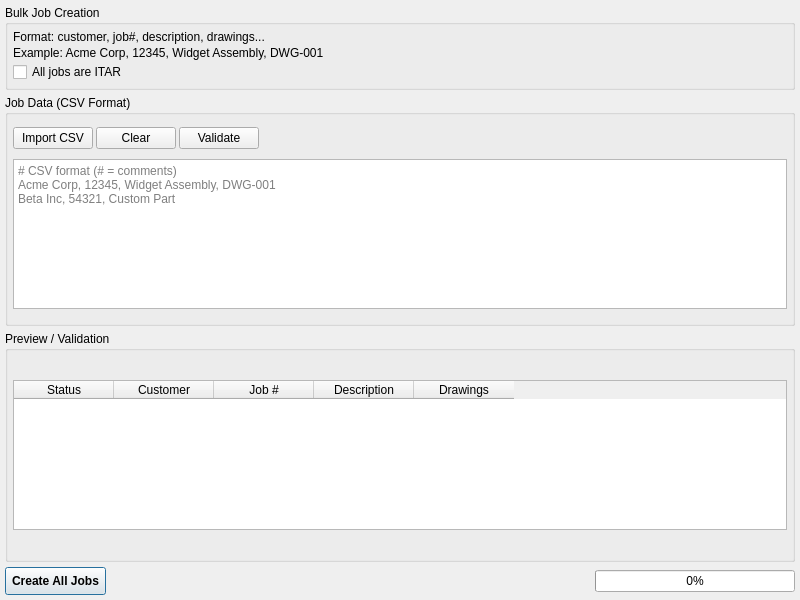
i-machine-things/JobDocs, file modules/bulk/ui/bulk_tab.ui: the form before one commit.
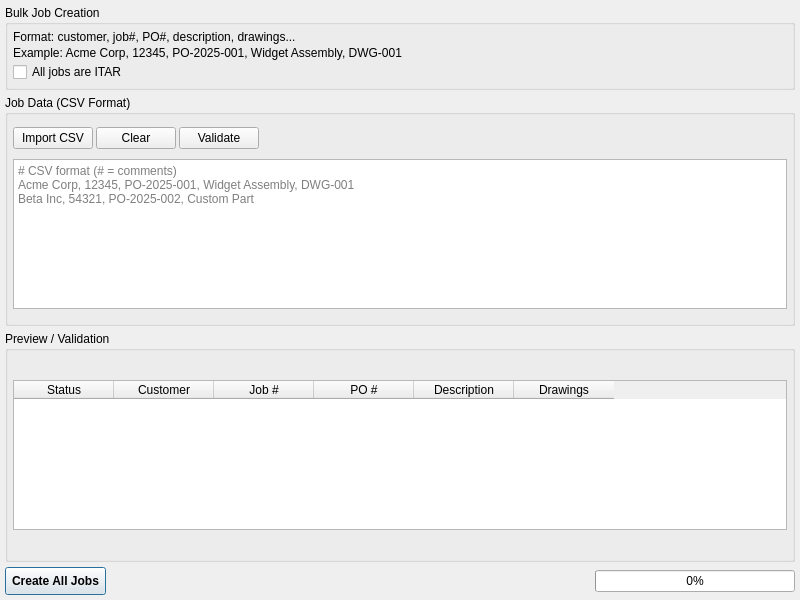
The form after the commit.

Diff of the .ui file:
```diff
--- a/modules/bulk/ui/bulk_tab.ui
+++ b/modules/bulk/ui/bulk_tab.ui
@@ -53,14 +53,14 @@
       <item>
        <widget class="QLabel" name="label">
         <property name="text">
-         <string>Format: customer, job#, description, drawings...</string>
+         <string>Format: customer, job#, PO#, description, drawings...</string>
         </property>
        </widget>
       </item>
       <item>
        <widget class="QLabel" name="label_2">
         <property name="text">
-         <string>Example: Acme Corp, 12345, Widget Assembly, DWG-001</string>
+         <string>Example: Acme Corp, 12345, PO-2025-001, Widget Assembly, DWG-001</string>
         </property>
        </widget>
       </item>
@@ -143,8 +143,8 @@
         </property>
         <property name="placeholderText">
          <string># CSV format (# = comments)
-Acme Corp, 12345, Widget Assembly, DWG-001
-Beta Inc, 54321, Custom Part</string>
+Acme Corp, 12345, PO-2025-001, Widget Assembly, DWG-001
+Beta Inc, 54321, PO-2025-002, Custom Part</string>
         </property>
        </widget>
       </item>
@@ -192,6 +192,11 @@
           <string>Job #</string>
          </property>
         </column>
+        <column>
+         <property name="text">
+          <string>PO #</string>
+         </property>
+        </column>
         <column>
          <property name="text">
           <string>Description</string>
```
